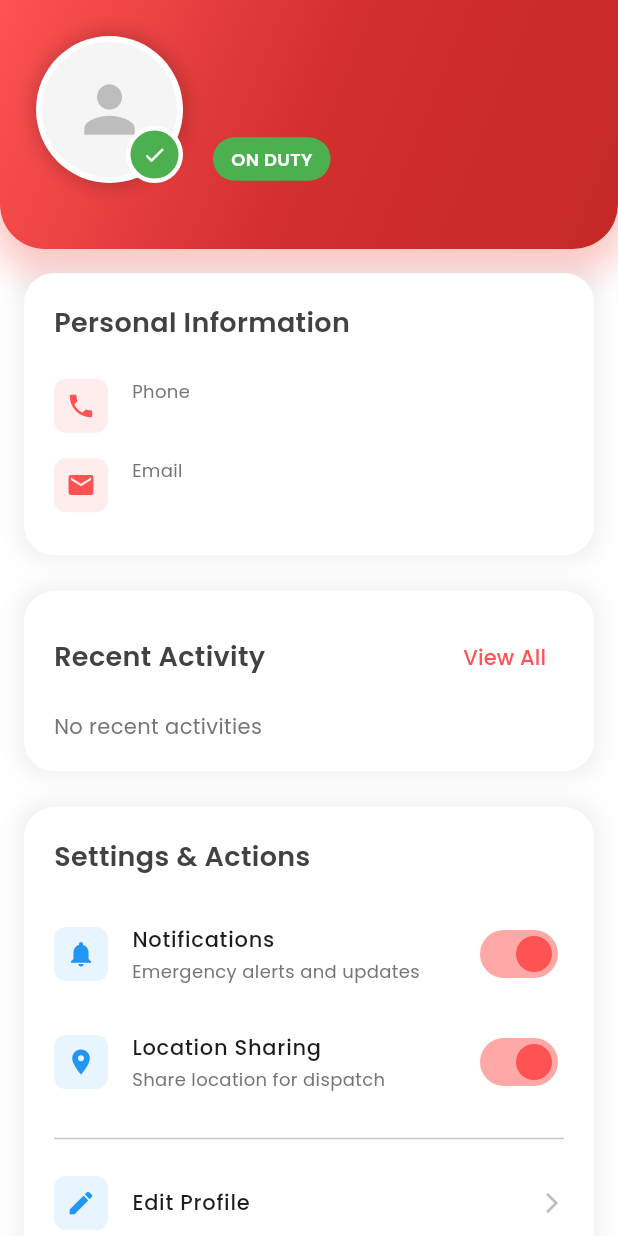
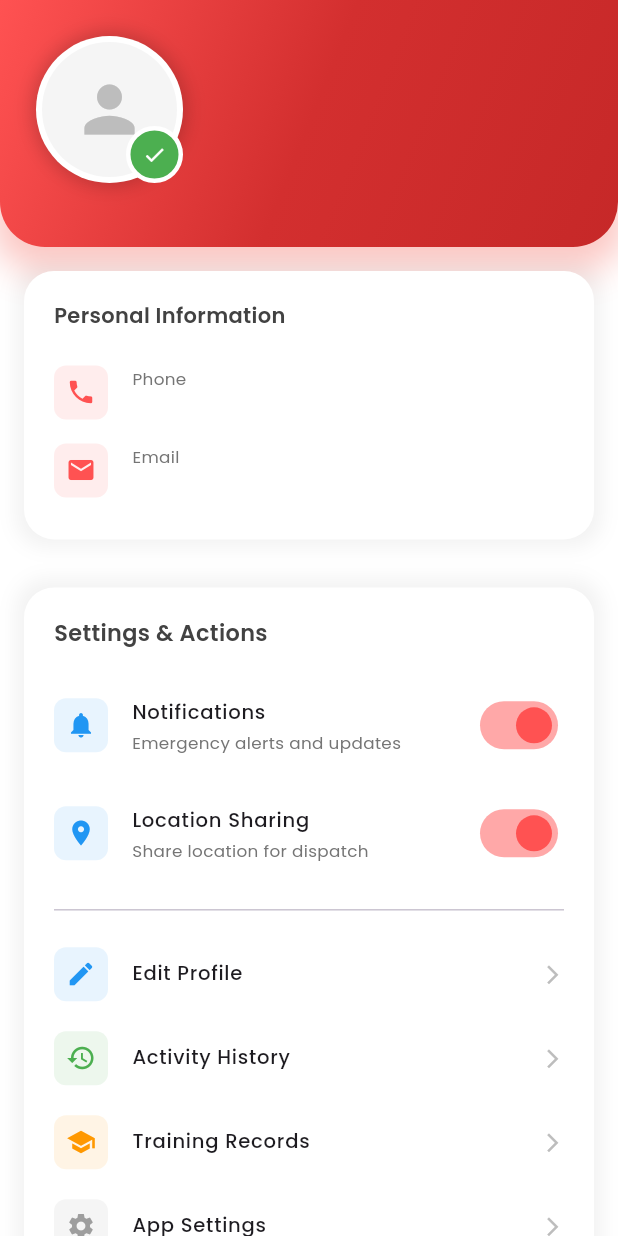
Before and after one commit to EdouardKamole/Emergency-Response-safety-system-ambulance-side, a Flutter app: the ProfileScreen screen opened by its route, on a phone screen of 412 x 824 dp. Run offline on Flutter 3.47's test engine with Material 3 defaults, Android fonts, the light colour scheme and no system bars; our stand-ins replace cloud_firestore, firebase_auth, firebase_core, firebase_database, flutter_map, flutter_screenutil and 6 more; accounts and stored records are empty.

Commit message:
major visual improvent, font constitency

```diff
--- a/lib/main.dart
+++ b/lib/main.dart
@@ -30,7 +30,6 @@ class EmergencyApp extends StatelessWidget {
         minTextAdapt: true,
         splitScreenMode: true,
         builder: (context, child) {
-          debugPrint('ScreenUtilInit completed');
           return MaterialApp(
             title: 'Ambulance Side - Emergency Response',
             debugShowCheckedModeBanner: false,
--- a/lib/screens/profile_screen.dart
+++ b/lib/screens/profile_screen.dart
@@ -1,6 +1,7 @@
 import 'package:cloud_firestore/cloud_firestore.dart';
 import 'package:firebase_auth/firebase_auth.dart';
 import 'package:flutter/material.dart';
+import 'package:flutter_screenutil/flutter_screenutil.dart';
 import 'package:google_fonts/google_fonts.dart';
 
 class ProfileScreen extends StatefulWidget {
@@ -304,7 +305,7 @@ class _ProfileScreenState extends State<ProfileScreen>
                   ),
                 ],
               ),
-              const SizedBox(width: 20),
+              SizedBox(width: 20.w),
               Expanded(
                 child: Column(
                   crossAxisAlignment: CrossAxisAlignment.start,
@@ -312,45 +313,27 @@ class _ProfileScreenState extends State<ProfileScreen>
                     Text(
                       userData?['fullName'] ?? 'Loading...',
                       style: GoogleFonts.poppins(
-                        fontSize: 22,
+                        fontSize: 18.sp,
                         fontWeight: FontWeight.bold,
                         color: Colors.white,
                       ),
                     ),
-                    const SizedBox(height: 4),
+                    SizedBox(height: 1.h),
                     Text(
                       userData?['role'] ?? '',
                       style: GoogleFonts.poppins(
-                        fontSize: 16,
+                        fontSize: 13.sp,
                         color: Colors.white.withOpacity(0.9),
                       ),
                     ),
 
-                    const SizedBox(height: 8),
-                    Container(
-                      padding: const EdgeInsets.symmetric(
-                        horizontal: 12,
-                        vertical: 6,
-                      ),
-                      decoration: BoxDecoration(
-                        color: _isOnDuty ? Colors.green : Colors.orange,
-                        borderRadius: BorderRadius.circular(20),
-                      ),
-                      child: Text(
-                        _isOnDuty ? "ON DUTY" : "OFF DUTY",
-                        style: GoogleFonts.poppins(
-                          fontSize: 12,
-                          fontWeight: FontWeight.w600,
-                          color: Colors.white,
-                        ),
-                      ),
-                    ),
+                    SizedBox(height: 8.h),
                   ],
                 ),
               ),
             ],
           ),
-          const SizedBox(height: 20),
+          SizedBox(height: 20.h),
         ],
       ),
     );
@@ -367,11 +350,11 @@ class _ProfileScreenState extends State<ProfileScreen>
       child: Column(
         children: [
           Icon(icon, color: Colors.white, size: 20),
-          const SizedBox(height: 4),
+          SizedBox(height: 4.h),
           Text(
             value,
             style: GoogleFonts.poppins(
-              fontSize: 14,
+              fontSize: 14.sp,
               fontWeight: FontWeight.bold,
               color: Colors.white,
             ),
@@ -379,7 +362,7 @@ class _ProfileScreenState extends State<ProfileScreen>
           Text(
             title,
             style: GoogleFonts.poppins(
-              fontSize: 10,
+              fontSize: 12.sp,
               color: Colors.white.withOpacity(0.8),
             ),
             textAlign: TextAlign.center,
@@ -410,12 +393,12 @@ class _ProfileScreenState extends State<ProfileScreen>
           Text(
             "Personal Information",
             style: GoogleFonts.poppins(
-              fontSize: 18,
+              fontSize: 15.sp,
               fontWeight: FontWeight.w600,
               color: Colors.grey[800],
             ),
           ),
-          const SizedBox(height: 16),
+          SizedBox(height: 16.h),
           _buildInfoRow(
             Icons.phone,
             "Phone",
@@ -444,7 +427,7 @@ class _ProfileScreenState extends State<ProfileScreen>
             ),
             child: Icon(icon, color: Colors.redAccent, size: 20),
           ),
-          const SizedBox(width: 16),
+          SizedBox(width: 16.w),
           Expanded(
             child: Column(
               crossAxisAlignment: CrossAxisAlignment.start,
@@ -452,153 +435,19 @@ class _ProfileScreenState extends State<ProfileScreen>
                 Text(
                   label,
                   style: GoogleFonts.poppins(
-                    fontSize: 12,
+                    fontSize: 12.sp,
                     color: Colors.grey[600],
                   ),
                 ),
                 Text(
                   value,
                   style: GoogleFonts.poppins(
-                    fontSize: 14,
+                    fontSize: 14.sp,
                     fontWeight: FontWeight.w500,
                     color: Colors.grey[800],
                   ),
                 ),
               ],
-            ),
-          ),
-        ],
-      ),
-    );
-  }
-
-  Widget _buildRecentActivity(List<Map<String, dynamic>> activities) {
-    return Container(
-      margin: const EdgeInsets.symmetric(horizontal: 16, vertical: 8),
-      padding: const EdgeInsets.all(20),
-      decoration: BoxDecoration(
-        color: Colors.white,
-        borderRadius: BorderRadius.circular(20),
-        boxShadow: [
-          BoxShadow(
-            color: Colors.black.withOpacity(0.05),
-            blurRadius: 10,
-            spreadRadius: 5,
-          ),
-        ],
-      ),
-      child: Column(
-        crossAxisAlignment: CrossAxisAlignment.start,
-        children: [
-          Row(
-            mainAxisAlignment: MainAxisAlignment.spaceBetween,
-            children: [
-              Text(
-                "Recent Activity",
-                style: GoogleFonts.poppins(
-                  fontSize: 18,
-                  fontWeight: FontWeight.w600,
-                  color: Colors.grey[800],
-                ),
-              ),
-              TextButton(
-                onPressed: () {
-                  ScaffoldMessenger.of(context).showSnackBar(
-                    const SnackBar(content: Text("View All - Coming soon!")),
-                  );
-                },
-                child: Text(
-                  "View All",
-                  style: GoogleFonts.poppins(
-                    fontSize: 14,
-                    color: Colors.redAccent,
-                    fontWeight: FontWeight.w500,
-                  ),
-                ),
-              ),
-            ],
-          ),
-          const SizedBox(height: 12),
-          if (activities.isEmpty)
-            Text(
-              "No recent activities",
-              style: GoogleFonts.poppins(fontSize: 14, color: Colors.grey[600]),
-            )
-          else
-            ...activities
-                .map((activity) => _buildActivityItem(activity))
-                .toList(),
-        ],
-      ),
-    );
-  }
-
-  Widget _buildActivityItem(Map<String, dynamic> activity) {
-    return Container(
-      margin: const EdgeInsets.symmetric(vertical: 6),
-      padding: const EdgeInsets.all(12),
-      decoration: BoxDecoration(
-        color: Colors.grey[50],
-        borderRadius: BorderRadius.circular(12),
-        border: Border.all(color: Colors.grey[200]!),
-      ),
-      child: Row(
-        children: [
-          Container(
-            padding: const EdgeInsets.all(8),
-            decoration: BoxDecoration(
-              color: _hexToColor(activity['color']).withOpacity(0.1),
-              borderRadius: BorderRadius.circular(8),
-            ),
-            child: Icon(
-              _getIconFromString(activity['icon']),
-              color: _hexToColor(activity['color']),
-              size: 20,
-            ),
-          ),
-          const SizedBox(width: 12),
-          Expanded(
-            child: Column(
-              crossAxisAlignment: CrossAxisAlignment.start,
-              children: [
-                Text(
-                  activity['title'],
-                  style: GoogleFonts.poppins(
-                    fontSize: 14,
-                    fontWeight: FontWeight.w600,
-                    color: Colors.grey[800],
-                  ),
-                ),
-                Text(
-                  activity['description'],
-                  style: GoogleFonts.poppins(
-                    fontSize: 12,
-                    color: Colors.grey[600],
-                  ),
-                ),
-                Text(
-                  activity['time'],
-                  style: GoogleFonts.poppins(
-                    fontSize: 11,
-                    color: Colors.grey[500],
-                  ),
-                ),
-              ],
-            ),
-          ),
-          Container(
-            padding: const EdgeInsets.symmetric(horizontal: 8, vertical: 4),
-            decoration: BoxDecoration(
-              color: Colors.green.withOpacity(0.1),
-              borderRadius: BorderRadius.circular(12),
-            ),
-            child: Text(
-              activity['status'],
-              style: GoogleFonts.poppins(
-                fontSize: 10,
-                color: Colors.green[700],
-                fontWeight: FontWeight.w500,
-              ),
             ),
           ),
         ],
@@ -627,12 +476,12 @@ class _ProfileScreenState extends State<ProfileScreen>
           Text(
             "Settings & Actions",
             style: GoogleFonts.poppins(
-              fontSize: 18,
+              fontSize: 16.sp,
               fontWeight: FontWeight.w600,
               color: Colors.grey[800],
             ),
           ),
-          const SizedBox(height: 16),
+          SizedBox(height: 16.h),
           _buildSettingsTile(
             Icons.notifications,
             "Notifications",
@@ -678,11 +527,14 @@ class _ProfileScreenState extends State<ProfileScreen>
       ),
       title: Text(
         title,
-        style: GoogleFonts.poppins(fontSize: 14, fontWeight: FontWeight.w500),
+        style: GoogleFonts.poppins(
+          fontSize: 14.sp,
+          fontWeight: FontWeight.w500,
+        ),
       ),
       subtitle: Text(
         subtitle,
-        style: GoogleFonts.poppins(fontSize: 12, color: Colors.grey[600]),
+        style: GoogleFonts.poppins(fontSize: 12.sp, color: Colors.grey[600]),
       ),
       trailing: Switch(
         value: value,
@@ -705,11 +557,14 @@ class _ProfileScreenState extends State<ProfileScreen>
       ),
       title: Text(
         title,
-        style: GoogleFonts.poppins(fontSize: 14, fontWeight: FontWeight.w500),
+        style: GoogleFonts.poppins(
+          fontSize: 14.sp,
+          fontWeight: FontWeight.w500,
+        ),
       ),
       trailing: Icon(
         Icons.arrow_forward_ios,
-        size: 16,
+        size: 16.sp,
         color: Colors.grey[400],
       ),
       onTap: () => _handleAction(title),
@@ -791,10 +646,8 @@ class _ProfileScreenState extends State<ProfileScreen>
                       children: [
                         _buildProfileHeader(userData, stats),
                         _buildInfoSection(userData),
-
-                        _buildRecentActivity(activities),
                         _buildSettingsSection(),
-                        const SizedBox(height: 20),
+                        SizedBox(height: 20.sp),
                       ],
                     ),
                   ),
```
Also changed, not shown: lib/screens/home_screen.dart (+53 -53 lines), lib/screens/live_tracking_screen.dart (+40 -34 lines).
